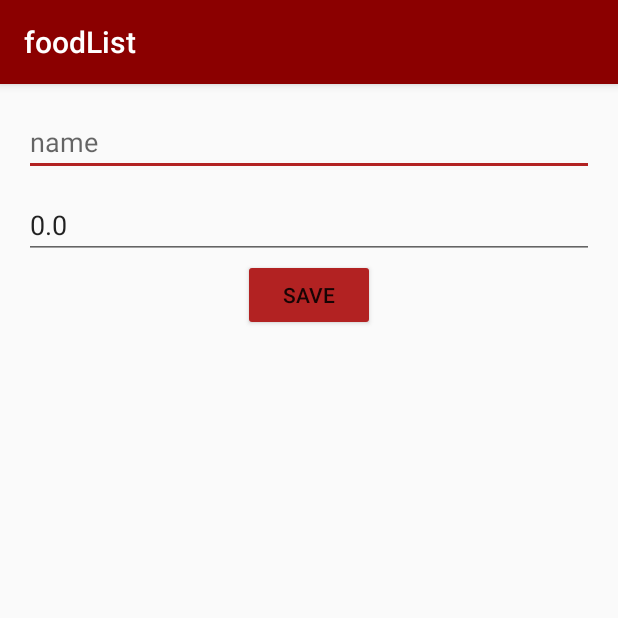
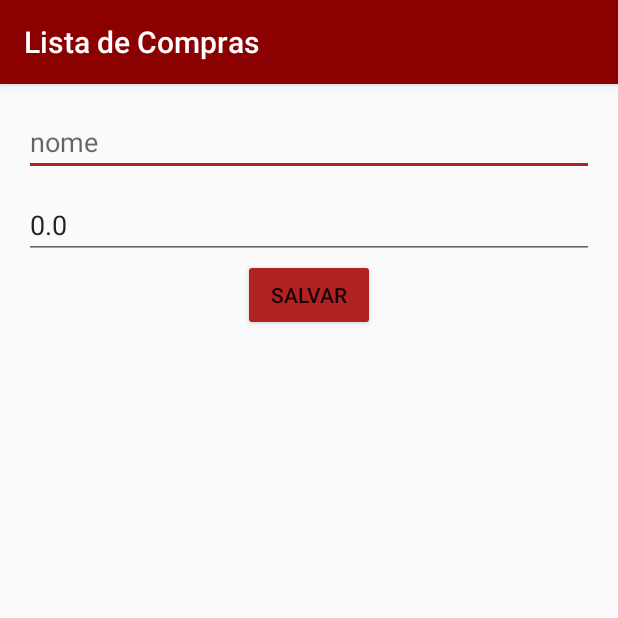
Before and after one commit to CastroArrudaBeatriz/foodList, an Android app: the screen it shows after launch (ActivityDataFood), after a tap on an icon or button, on a phone screen of 412 x 824 dp, the top half of it. Run offline under Robolectric (Android 15) with nearby library versions, the phone set to English and light mode, and no system bars.

Commit message:
adicionar novo idioma

```diff
--- a/app/src/main/res/values/strings.xml
+++ b/app/src/main/res/values/strings.xml
@@ -1,7 +1,7 @@
 <resources>
-    <string name="app_name">foodList</string>
-    <string name="string_food_name">name</string>
-    <string name="food_price">price</string>
-    <string name="add_food">save</string>
-    <string name="remove_food_alert">food successfully removed</string>
+    <string name="app_name">Lista de Compras</string>
+    <string name="string_food_name">nome</string>
+    <string name="food_price">preço</string>
+    <string name="add_food">salvar</string>
+    <string name="remove_food_alert">item removido com sucesso!</string>
 </resources>
```
Also changed, not shown: 1 other file.
